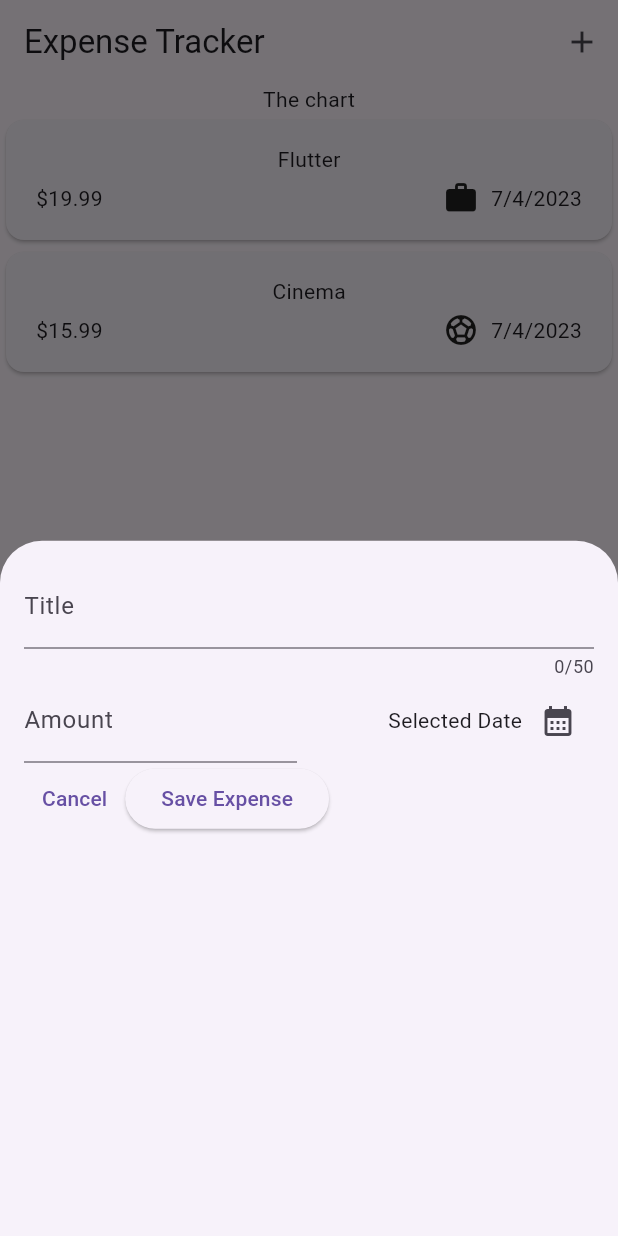
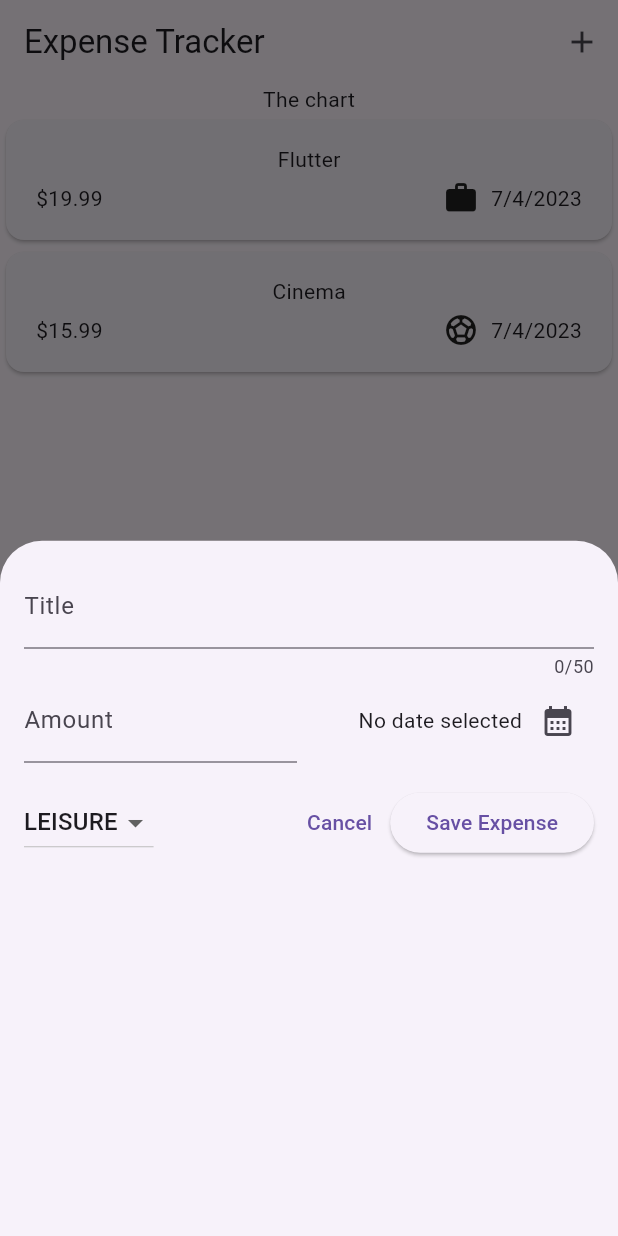
Before and after one commit to tejaslolage07/Learning-Flutter-Expense-Tracker-App, a Flutter app: the screen it shows after launch, after a tap on the "add" icon, on a phone screen of 412 x 824 dp. Run offline on Flutter 3.47's test engine with Material 2 defaults, Android fonts, the phone set to English and light mode, and no system bars.

Commit message:
Added Dropdown button for the expenses

```diff
--- a/expense_tracker/lib/widgets/expenses.dart
+++ b/expense_tracker/lib/widgets/expenses.dart
@@ -34,8 +34,7 @@ class _ExpensesState extends State<Expenses> {
           context, // This context property is automatically added by Flutter
       // when using _ExpensesState. It has context of the ExpensesState widget class.
       // It has widget meta data of Flutter. This context is for the whole class.
-      builder: (ctx) =>
-          const NewExpense(), // Here, the context is about
+      builder: (ctx) => const NewExpense(), // Here, the context is about
       // showModalBottomSheet (ctx for different name than context)
     );
   }
@@ -48,7 +47,7 @@ class _ExpensesState extends State<Expenses> {
         actions: [
           IconButton(
             onPressed: _openAddExpensesOverlay,
-            icon: Icon(Icons.add),
+            icon: const Icon(Icons.add),
           ),
         ],
       ),
--- a/expense_tracker/lib/widgets/new_expense.dart
+++ b/expense_tracker/lib/widgets/new_expense.dart
@@ -1,4 +1,5 @@
 import 'package:flutter/material.dart';
+import 'package:expense_tracker/models/expense.dart';
 
 class NewExpense extends StatefulWidget {
   const NewExpense({Key? key}) : super(key: key);
@@ -16,6 +17,8 @@ class _NewExpenseState extends State<NewExpense> {
   // handle user text input. We have to dispose it when we are done or else it
   // lives on in memory and causes overflows.
   final _amountController = TextEditingController();
+  DateTime? _selectedDate;
+  Category _selectedCategory = Category.leisure;
 
   @override
   void dispose() {
@@ -24,14 +27,18 @@ class _NewExpenseState extends State<NewExpense> {
     super.dispose();
   }
 
-  void _presentDatePicker() {
+  void _presentDatePicker() async {
     final now = DateTime.now();
-    showDatePicker(
+    final pickedDate = await showDatePicker(
+      // showDatePicker returns a Future object (like a promise in JS)
       context: context,
       initialDate: now,
       firstDate: now.subtract(const Duration(days: 365)),
       lastDate: now,
-    );
+    ).then((value) => null);
+    setState(() {
+      _selectedDate = pickedDate;
+    });
   }
 
   @override
@@ -65,7 +72,11 @@ class _NewExpenseState extends State<NewExpense> {
                 mainAxisAlignment: MainAxisAlignment.end,
                 crossAxisAlignment: CrossAxisAlignment.center,
                 children: [
-                  const Text('Selected Date'),
+                  Text(
+                    _selectedDate == null
+                        ? 'No date selected'
+                        : formatter.format(_selectedDate!),
+                  ),
                   IconButton(
                     onPressed: _presentDatePicker,
                     icon: const Icon(Icons.calendar_month),
@@ -75,8 +86,27 @@ class _NewExpenseState extends State<NewExpense> {
             )
           ],
         ),
+        const SizedBox(
+          height: 16,
+        ),
         Row(
           children: [
+            DropdownButton<Category>(
+              value: _selectedCategory,
+              items: Category.values.map((category) {
+                return DropdownMenuItem<Category>(
+                  value: category,
+                  child: Text(category.name.toUpperCase()),
+                );
+              }).toList(),
+              onChanged: (value) {
+                setState(() {
+                  if (value == null) return;
+                  _selectedCategory = value;
+                });
+              },
+            ),
+            const Spacer(),
             TextButton(
               onPressed: () {
                 Navigator.pop(context);
```
